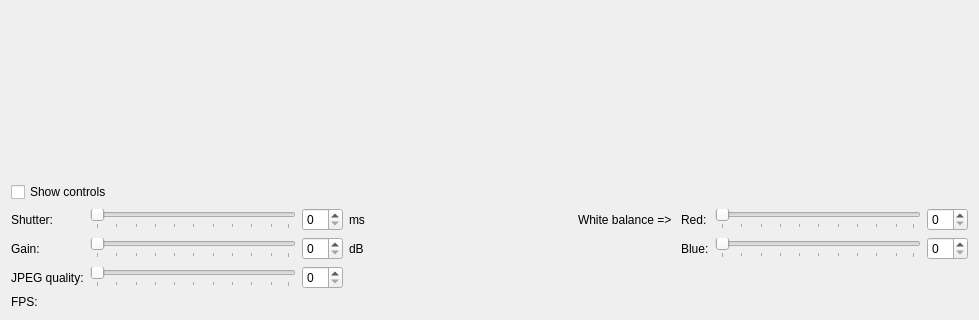
First picture: the form in src/videodialog.ui, repository Helsinki-VideoMEG-Project/VideoRecStation, before the edit; both pictures show x 0 to 979 and y 460 to 780 of the 979 by 780 pixel window.
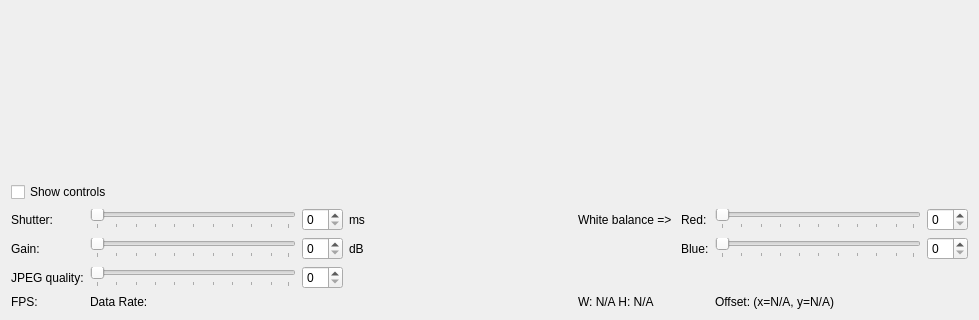
Second picture: the form after the edit. Custom widgets are drawn as their Qt base class.

The edit to the form file:
```diff
--- a/src/videodialog.ui
+++ b/src/videodialog.ui
@@ -201,6 +201,27 @@
        </property>
       </widget>
      </item>
+     <item row="3" column="2">
+      <widget class="QLabel" name="dataRateLabel">
+       <property name="text">
+        <string>Data Rate:</string>
+       </property>
+      </widget>
+     </item>
+     <item row="3" column="6">
+      <widget class="QLabel" name="imageSizeLabel">
+       <property name="text">
+        <string>W: N/A H: N/A</string>
+       </property>
+      </widget>
+     </item>
+     <item row="3" column="8">
+      <widget class="QLabel" name="imageOffsetLabel">
+       <property name="text">
+        <string>Offset: (x=N/A, y=N/A)</string>
+       </property>
+      </widget>
+     </item>
     </layout>
    </item>
   </layout>
```
